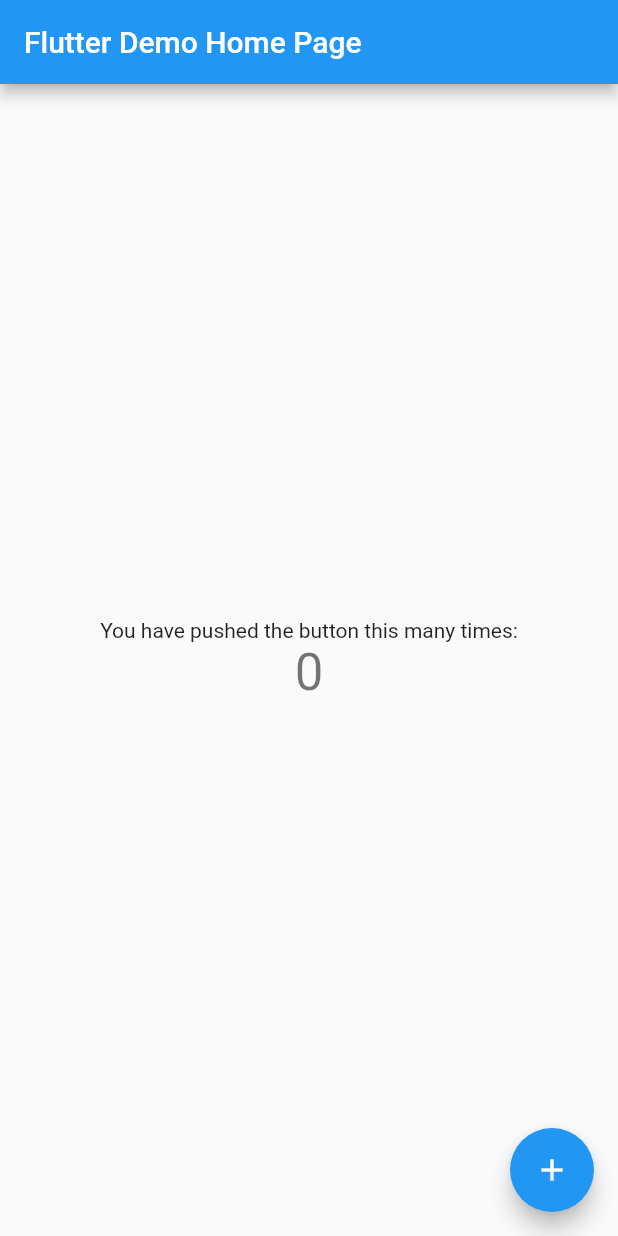
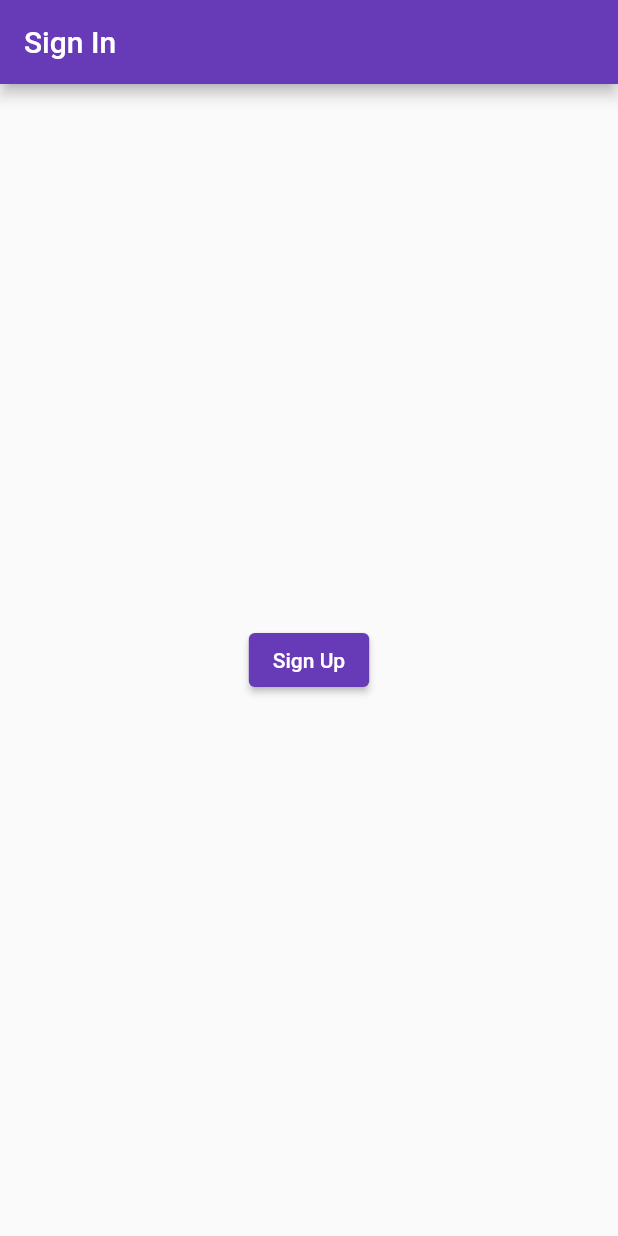
Before and after one commit to JIHEE3/tikkeul_front_end_flutter, a Flutter app: the screen it shows after launch, on a phone screen of 412 x 824 dp. Run offline on Flutter 3.47's test engine with Material 2 defaults, Android fonts, the phone set to English and light mode, and no system bars; our stand-ins replace dio.

Commit message:
회원가입 페이지
- 아이디 중복체크

```diff
--- a/lib/main.dart
+++ b/lib/main.dart
@@ -1,115 +1,35 @@
 import 'package:flutter/material.dart';
+import 'package:tikkeul/pages/home.dart';
+import 'package:tikkeul/pages/sign_in.dart';
+import 'package:tikkeul/pages/sign_up.dart';
+
+import 'globals.dart';
 
 void main() {
-  runApp(const MyApp());
+  bool _isLogin = false;
+  String _initialRoute = _isLogin ? '/home' : '/signIn';
+  // String _initialRoute = '/test';
+
+  // runApp(const MyApp());
+  runApp(MaterialApp(
+    navigatorKey: navigatorKey,
+    scaffoldMessengerKey: snackbarKey,
+    theme: ThemeData(
+      colorScheme: ColorScheme.fromSwatch(
+        primarySwatch: Colors.deepPurple,
+      ).copyWith(
+        secondary: Colors.indigo,
+      ),
+      // textTheme: const TextTheme(bodyText2: TextStyle(color: Colors.purple)),
+    ),
+    title: 'Tikkeul',
+    initialRoute: _initialRoute,
+    routes: {
+      '/home': (context) => Home(),
+      // "/signIn" route로 이동하면, SignIn 위젯을 생성합니다.
+      '/signIn': (context) => SignIn(),
+      '/signUp': (context) => SignUp(),
+      // '/test': (context) => ,
+    },
+  ));
 }
-
-class MyApp extends StatelessWidget {
-  const MyApp({Key? key}) : super(key: key);
-
-  // This widget is the root of your application.
-  @override
-  Widget build(BuildContext context) {
-    return MaterialApp(
-      title: 'Flutter Demo',
-      theme: ThemeData(
-        // This is the theme of your application.
-        //
-        // Try running your application with "flutter run". You'll see the
-        // application has a blue toolbar. Then, without quitting the app, try
-        // changing the primarySwatch below to Colors.green and then invoke
-        // "hot reload" (press "r" in the console where you ran "flutter run",
-        // or simply save your changes to "hot reload" in a Flutter IDE).
-        // Notice that the counter didn't reset back to zero; the application
-        // is not restarted.
-        primarySwatch: Colors.blue,
-      ),
-      home: const MyHomePage(title: 'Flutter Demo Home Page'),
-    );
-  }
-}
-
-class MyHomePage extends StatefulWidget {
-  const MyHomePage({Key? key, required this.title}) : super(key: key);
-
-  // This widget is the home page of your application. It is stateful, meaning
-  // that it has a State object (defined below) that contains fields that affect
-  // how it looks.
-
-  // This class is the configuration for the state. It holds the values (in this
-  // case the title) provided by the parent (in this case the App widget) and
-  // used by the build method of the State. Fields in a Widget subclass are
-  // always marked "final".
-
-  final String title;
-
-  @override
-  State<MyHomePage> createState() => _MyHomePageState();
-}
-
-class _MyHomePageState extends State<MyHomePage> {
-  int _counter = 0;
-
-  void _incrementCounter() {
-    setState(() {
-      // This call to setState tells the Flutter framework that something has
-      // changed in this State, which causes it to rerun the build method below
-      // so that the display can reflect the updated values. If we changed
-      // _counter without calling setState(), then the build method would not be
-      // called again, and so nothing would appear to happen.
-      _counter++;
-    });
-  }
-
-  @override
-  Widget build(BuildContext context) {
-    // This method is rerun every time setState is called, for instance as done
-    // by the _incrementCounter method above.
-    //
-    // The Flutter framework has been optimized to make rerunning build methods
-    // fast, so that you can just rebuild anything that needs updating rather
-    // than having to individually change instances of widgets.
-    return Scaffold(
-      appBar: AppBar(
-        // Here we take the value from the MyHomePage object that was created by
-        // the App.build method, and use it to set our appbar title.
-        title: Text(widget.title),
-      ),
-      body: Center(
-        // Center is a layout widget. It takes a single child and positions it
-        // in the middle of the parent.
-        child: Column(
-          // Column is also a layout widget. It takes a list of children and
-          // arranges them vertically. By default, it sizes itself to fit its
-          // children horizontally, and tries to be as tall as its parent.
-          //
-          // Invoke "debug painting" (press "p" in the console, choose the
-          // "Toggle Debug Paint" action from the Flutter Inspector in Android
-          // Studio, or the "Toggle Debug Paint" command in Visual Studio Code)
-          // to see the wireframe for each widget.
-          //
-          // Column has various properties to control how it sizes itself and
-          // how it positions its children. Here we use mainAxisAlignment to
-          // center the children vertically; the main axis here is the vertical
-          // axis because Columns are vertical (the cross axis would be
-          // horizontal).
-          mainAxisAlignment: MainAxisAlignment.center,
-          children: <Widget>[
-            const Text(
-              'You have pushed the button this many times:',
-            ),
-            Text(
-              '$_counter',
-              style: Theme.of(context).textTheme.headline4,
-            ),
-          ],
-        ),
-      ),
-      floatingActionButton: FloatingActionButton(
-        onPressed: _incrementCounter,
-        tooltip: 'Increment',
-        child: const Icon(Icons.add),
-      ), // This trailing comma makes auto-formatting nicer for build methods.
-    );
-  }
-}
--- /dev/null
+++ b/lib/pages/sign_in.dart
@@ -0,0 +1,27 @@
+import 'package:flutter/material.dart';
+
+class SignIn extends StatefulWidget {
+  const SignIn({Key? key}) : super(key: key);
+
+  @override
+  State<SignIn> createState() => _SignInState();
+}
+
+class _SignInState extends State<SignIn> {
+  @override
+  Widget build(BuildContext context) {
+    return Scaffold(
+      appBar: AppBar(
+        title: Text('Sign In'),
+      ),
+      body: Center(
+        child: ElevatedButton(
+          child: Text('Sign Up'),
+          onPressed: () {
+            Navigator.pushNamed(context, '/signUp');
+          },
+        ),
+      ),
+    );
+  }
+}
```
Also changed, not shown: lib/api/user.dart (added, +11 -0 lines), lib/pages/home.dart (added, +28 -0 lines), lib/pages/sign_up.dart (added, +218 -0 lines), lib/utils/render_text_form_field.dart (added, +37 -0 lines), lib/utils/validate.dart (added, +14 -0 lines).
